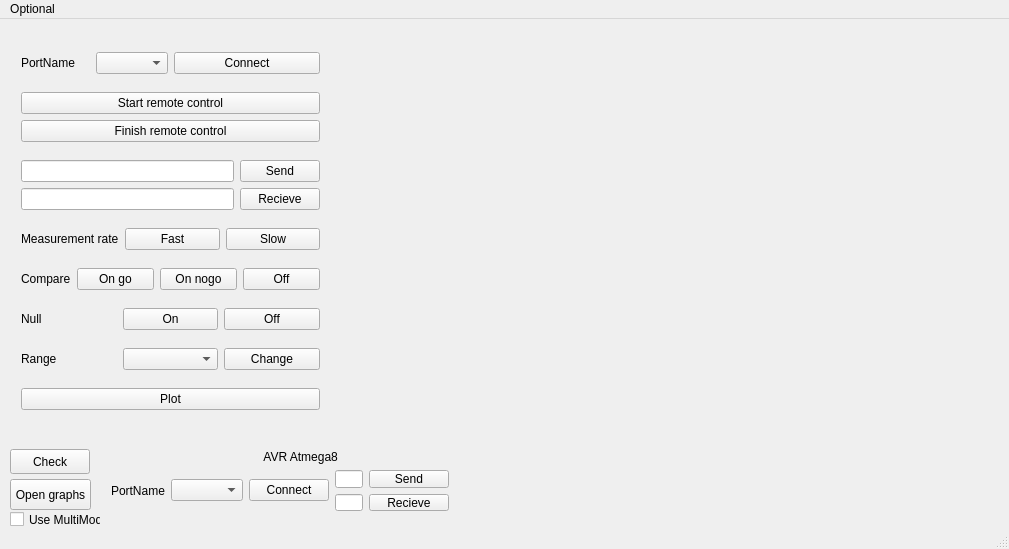
mefisto545/Ohmmeter, file mainwindow.ui: the form before one commit.
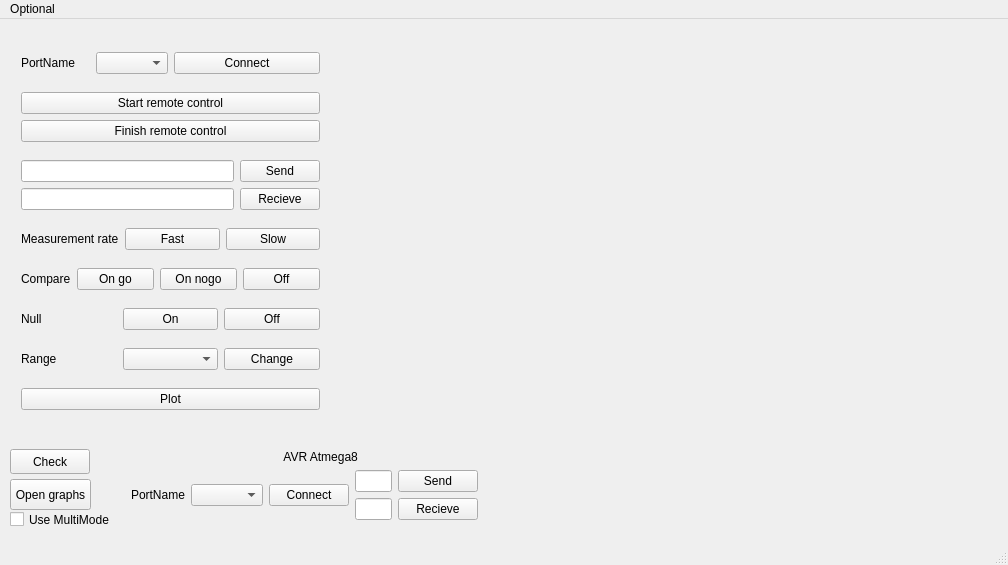
The form after the commit. Custom widgets are drawn as their Qt base class.

Patch:
```diff
--- a/mainwindow.ui
+++ b/mainwindow.ui
@@ -6,8 +6,8 @@
    <rect>
     <x>0</x>
     <y>0</y>
-    <width>1009</width>
-    <height>549</height>
+    <width>1008</width>
+    <height>565</height>
    </rect>
   </property>
   <property name="windowTitle">
@@ -241,10 +241,10 @@
    <widget class="QWidget" name="verticalLayoutWidget_2">
     <property name="geometry">
      <rect>
-      <x>100</x>
+      <x>120</x>
       <y>420</y>
-      <width>360</width>
-      <height>83</height>
+      <width>369</width>
+      <height>92</height>
      </rect>
     </property>
     <layout class="QVBoxLayout" name="verticalLayout_5">
@@ -344,7 +344,7 @@
      <rect>
       <x>10</x>
       <y>490</y>
-      <width>91</width>
+      <width>111</width>
       <height>21</height>
      </rect>
     </property>
@@ -366,8 +366,8 @@
     <rect>
      <x>0</x>
      <y>0</y>
-     <width>1009</width>
-     <height>21</height>
+     <width>1008</width>
+     <height>25</height>
     </rect>
    </property>
    <widget class="QMenu" name="menuAddons">
```
Left out of the diff: 1 changed line with no effect on the pictures.
